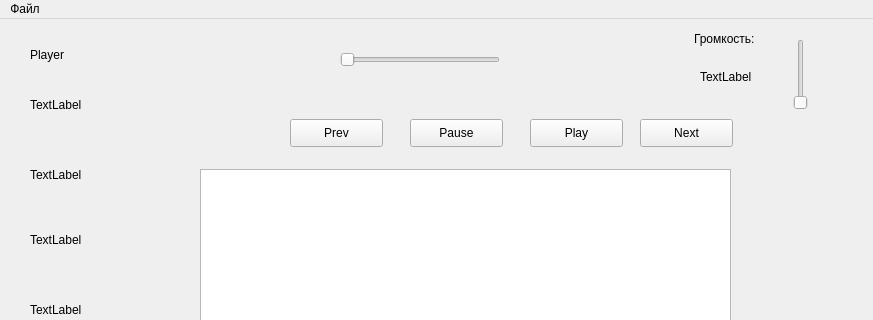
The window that mainwindow.ui (esiole/gui_1h2020-post) describes before a commit, drawn with Qt 5; both pictures show x 0 to 873 and y 0 to 320 of the 873 by 665 pixel window.
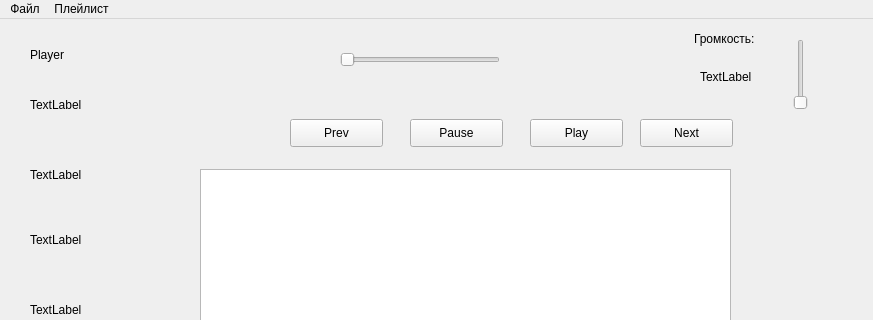
The same window after the commit.

Diff of the .ui file:
```diff
--- a/mainwindow.ui
+++ b/mainwindow.ui
@@ -247,7 +247,14 @@
     </property>
     <addaction name="openFilesAction"/>
    </widget>
+   <widget class="QMenu" name="menuPlaylist">
+    <property name="title">
+     <string>Плейлист</string>
+    </property>
+    <addaction name="clearAction"/>
+   </widget>
    <addaction name="menuFile"/>
+   <addaction name="menuPlaylist"/>
   </widget>
   <widget class="QStatusBar" name="statusbar"/>
   <action name="openFilesAction">
```
Left out of the diff: 5 changed lines with no effect on the pictures.
